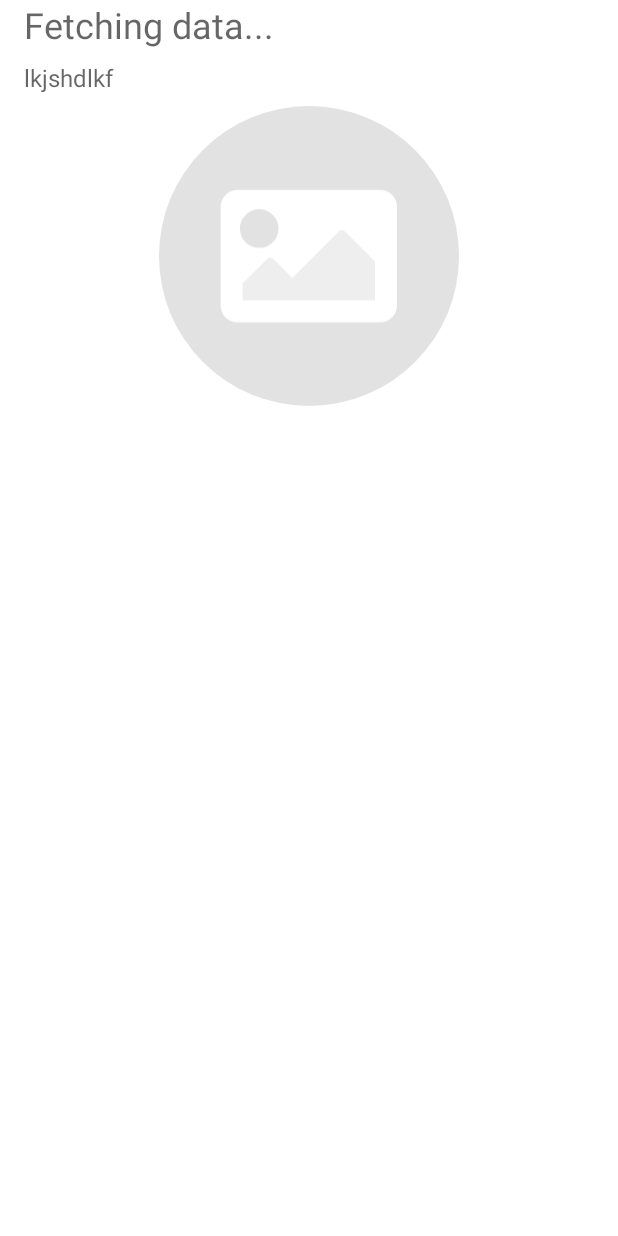
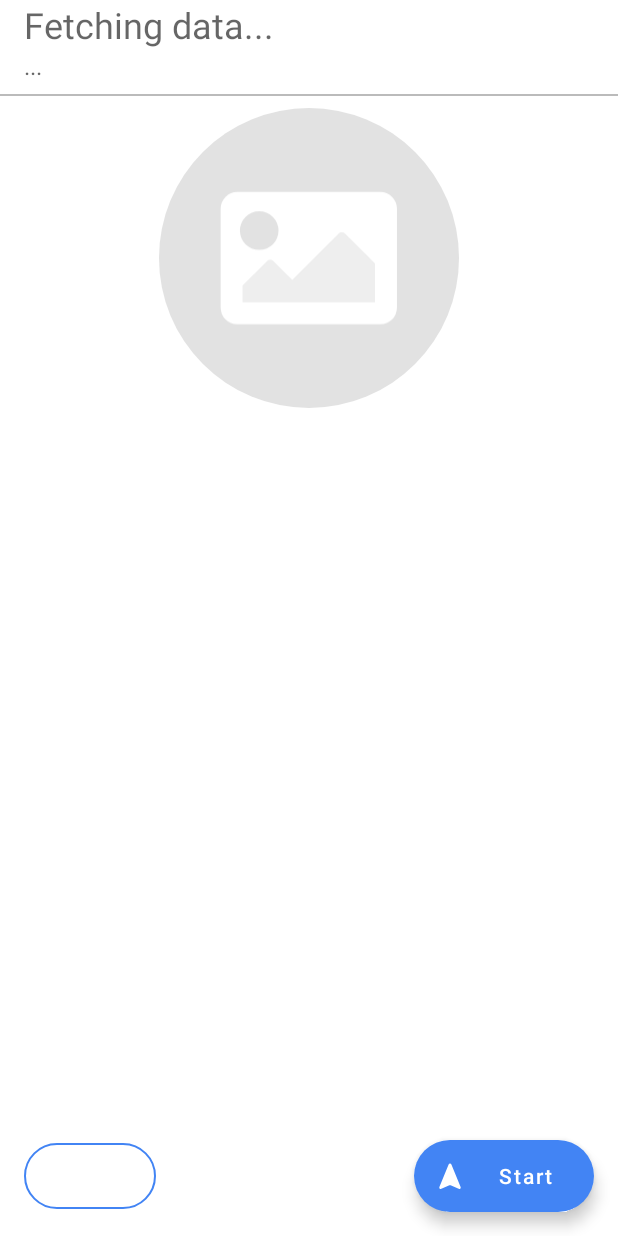
Before and after one commit to SANGNGUYEN24/find-it, an Android app: the layout fragment_building_detail.xml on its own in the app's theme, with its tools: preview values and no code run, on a phone screen of 412 x 824 dp. Run offline under Robolectric (Android 15) with nearby library versions, the phone set to English and light mode, and no system bars; plain views replace RoundedImageView.

Commit message:
Start AR map from building detail screen

```diff
--- /dev/null
+++ b/app/src/main/res/drawable/ic_round_navigation_24.xml
@@ -0,0 +1,10 @@
+<vector xmlns:android="http://schemas.android.com/apk/res/android"
+    android:width="24dp"
+    android:height="24dp"
+    android:viewportWidth="24"
+    android:viewportHeight="24"
+    android:tint="?attr/colorControlNormal">
+  <path
+      android:fillColor="@android:color/white"
+      android:pathData="M12.93,4.26l6.15,14.99c0.34,0.83 -0.51,1.66 -1.33,1.29l-5.34,-2.36c-0.26,-0.11 -0.55,-0.11 -0.81,0l-5.34,2.36c-0.82,0.36 -1.67,-0.46 -1.33,-1.29l6.15,-14.99c0.33,-0.83 1.51,-0.83 1.85,0z"/>
+</vector>
--- a/app/src/main/res/layout/fragment_building_detail.xml
+++ b/app/src/main/res/layout/fragment_building_detail.xml
@@ -9,6 +9,11 @@
             name="buildingDetailViewModel"
             type="com.solution_challenge_2022.findit.findit_feature.presentation.campus_info.ui.building_detail.BuildingDetailViewModel" />
     </data>
+
+    <RelativeLayout
+        android:layout_width="match_parent"
+        android:layout_height="match_parent">
+
 
         <LinearLayout
             android:layout_width="match_parent"
@@ -34,13 +39,18 @@
                 <TextView
                     android:layout_width="match_parent"
                     android:layout_height="wrap_content"
-                android:layout_marginTop="8dp"
+                    android:layout_marginBottom="8dp"
                     android:gravity="start"
-                android:hint="lkjshdlkf"
+                    android:hint="..."
                     android:paddingStart="16dp"
                     android:text="@{buildingDetailViewModel.building.campusName}"
                     android:textColor="@color/blue_secondary_dark"
                     android:textSize="16sp" />
+
+                <View
+                    android:layout_width="match_parent"
+                    android:layout_height="1dp"
+                    android:background="@color/grey_light" />
 
             </LinearLayout>
 
@@ -72,13 +82,45 @@
                     <TextView
                         android:layout_width="match_parent"
                         android:layout_height="wrap_content"
+                        android:layout_marginBottom="64dp"
                         android:padding="16dp"
                         android:text="@{buildingDetailViewModel.building.desc}"
                         android:textColor="@color/black"
                         android:textSize="18sp" />
-
                 </LinearLayout>
             </ScrollView>
         </LinearLayout>
 
+        <com.google.android.material.floatingactionbutton.ExtendedFloatingActionButton
+            android:id="@+id/fabStartArMap"
+            android:layout_width="wrap_content"
+            android:layout_height="wrap_content"
+            android:layout_alignParentEnd="true"
+            android:layout_alignParentBottom="true"
+            android:layout_margin="16dp"
+            android:gravity="center"
+            android:text="Start"
+            android:textAllCaps="false"
+            app:icon="@drawable/ic_round_navigation_24">
+
+        </com.google.android.material.floatingactionbutton.ExtendedFloatingActionButton>
+
+        <com.google.android.material.button.MaterialButton
+            style="@style/Widget.MaterialComponents.Button.OutlinedButton"
+            android:layout_width="wrap_content"
+            android:layout_height="56dp"
+            android:layout_alignParentStart="true"
+            android:layout_alignParentBottom="true"
+            android:layout_marginStart="16dp"
+            android:layout_marginBottom="12dp"
+            android:backgroundTint="@color/white"
+            android:gravity="start"
+            android:maxWidth="224dp"
+            android:text="@{buildingDetailViewModel.currentBuildingName + ` \n-> ` + buildingDetailViewModel.building.buildingName}"
+            android:textAllCaps="false"
+            android:textColor="@color/blue_secondary"
+            app:cornerRadius="60dp"
+            app:strokeColor="@color/blue_secondary" />
+    </RelativeLayout>
+
 </layout>
--- a/app/src/main/res/layout/fragment_campus_destination.xml
+++ b/app/src/main/res/layout/fragment_campus_destination.xml
@@ -260,5 +260,4 @@
 
         </LinearLayout>
     </androidx.core.widget.NestedScrollView>
-
 </layout>
```
Also changed, not shown: app/src/main/java/com/solution_challenge_2022/findit/findit_feature/presentation/ar_map/ArMapActivity.java (+14 -0 lines), app/src/main/java/com/solution_challenge_2022/findit/findit_feature/presentation/ar_map/ArMapViewModel.kt (added, +19 -0 lines), app/src/main/java/com/solution_challenge_2022/findit/findit_feature/presentation/ar_map/CloudAnchorFragment.java (+16 -12 lines), app/src/main/java/com/solution_challenge_2022/findit/findit_feature/presentation/campus_info/ui/building_detail/BuildingDetailActivity.kt (+16 -11 lines), app/src/main/java/com/solution_challenge_2022/findit/findit_feature/presentation/campus_info/ui/building_detail/BuildingDetailFragment.kt (+27 -0 lines), app/src/main/java/com/solution_challenge_2022/findit/findit_feature/presentation/campus_info/ui/building_detail/BuildingDetailViewModel.kt (+18 -3 lines), app/src/main/java/com/solution_challenge_2022/findit/findit_feature/presentation/campus_info/ui/destination/CampusDestinationFragment.kt (+12 -0 lines), app/src/main/java/com/solution_challenge_2022/findit/util/Constant.kt (+8 -0 lines). Lines whose indentation alone changed are shown as unchanged.
